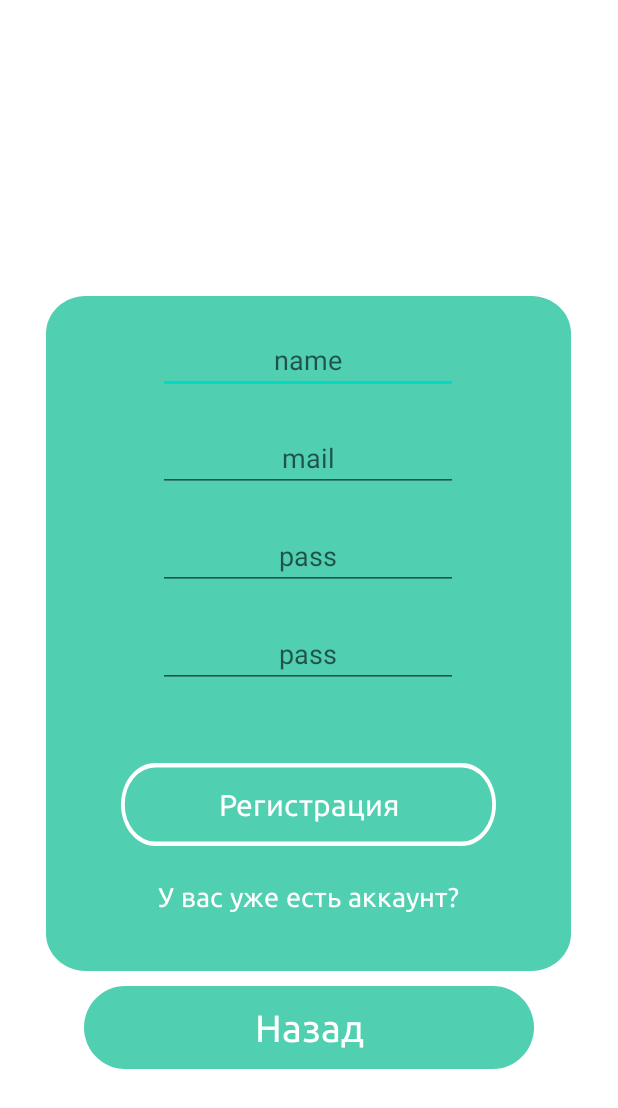
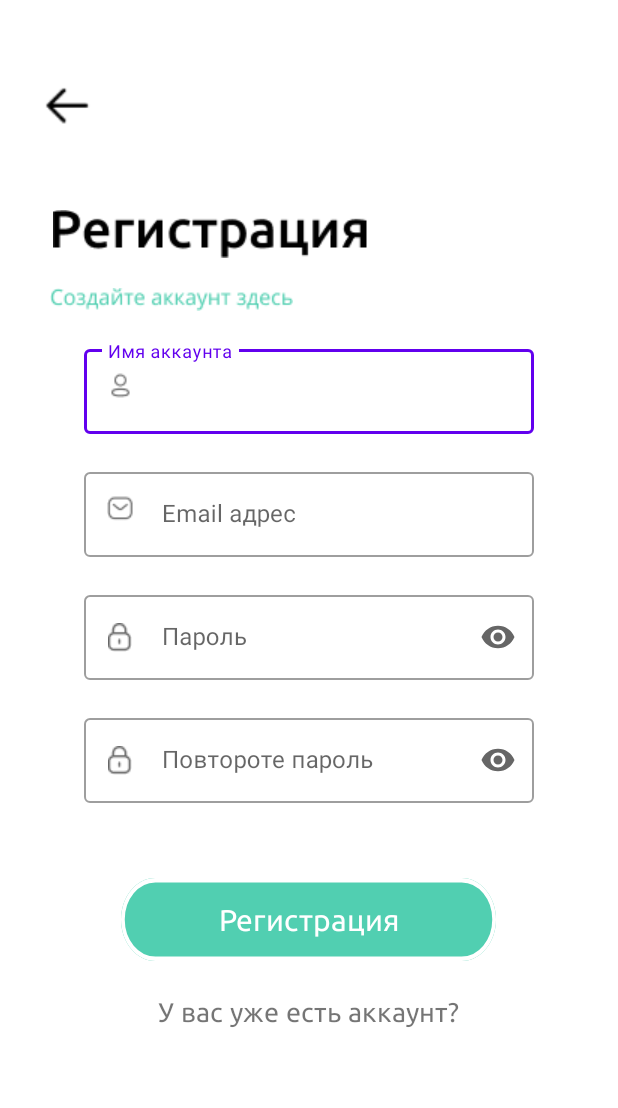
Before and after one commit to sashakok228/pickup, an Android app: the activity_regestr screen opened directly, with no data from a screen before it, on a phone screen of 412 x 824 dp. Shown: the top 1108 px of the screen. Run offline under Robolectric (Android 15) with nearby library versions, the phone set to English and light mode, and no system bars; our stand-ins replace Firebase (no records; nobody signed in at launch, a user with empty details on screens opened directly).

Commit message:
regestr obnv

```diff
--- a/app/src/main/res/layout/activity_regestr.xml
+++ b/app/src/main/res/layout/activity_regestr.xml
@@ -5,128 +5,126 @@
     android:layout_width="match_parent"
     android:layout_height="match_parent"
     tools:context=".activity_regestr">
+
     <LinearLayout
         android:layout_width="match_parent"
         android:layout_height="match_parent"
         android:orientation="vertical"
         >
-    <TextView
-        android:textSize="25pt"
-        android:textColor="@color/white"
-        android:layout_marginTop="21dp"
+        <androidx.appcompat.widget.AppCompatButton
+            android:layout_width="40dp"
+            android:layout_height="40dp"
+            android:layout_marginLeft="25dp"
+            android:layout_marginTop="50dp"
+            android:background="@drawable/left"
+            android:id="@+id/nazad234"
+            />
+
+        <ImageView
+            android:layout_width="wrap_content"
+            android:layout_height="wrap_content"
+            android:layout_marginLeft="35dp"
+            android:layout_marginTop="50dp"
+            android:background="@drawable/regest" />
+        <ImageView
+            android:layout_width="wrap_content"
+            android:layout_height="wrap_content"
+            android:layout_marginLeft="33dp"
+            android:layout_marginTop="20dp"
+            android:background="@drawable/sozd" />
+
+            <com.google.android.material.textfield.TextInputLayout
+                android:layout_width="wrap_content"
+                android:layout_height="wrap_content"
                 android:layout_gravity="center"
-        android:id="@+id/pick_up"
-        android:layout_width="250dp"
-        android:layout_height="67dp"
-        android:fontFamily="@font/ubuntu"
-        android:gravity="center_horizontal|top"
-        android:lineHeight="57sp"
-        android:text="@string/pick_up"
+                style="@style/Widget.MaterialComponents.TextInputLayout.OutlinedBox"
+                android:layout_marginTop="20dp"
+                app:startIconDrawable="@drawable/profile"
+                >
+            <com.google.android.material.textfield.TextInputEditText
+                android:id="@+id/name2"
+                android:layout_width="300dp"
+                android:layout_height="wrap_content"
+                android:hint="Имя аккаунта"
                 />
-    <TextView
-        android:textSize="15pt"
-        android:textColor="@color/white"
-        android:layout_marginTop="21dp"
+            </com.google.android.material.textfield.TextInputLayout>
+
+
+        <com.google.android.material.textfield.TextInputLayout
+            android:layout_width="wrap_content"
+            android:layout_height="wrap_content"
             android:layout_gravity="center"
-        android:layout_width="250dp"
-        android:layout_height="67dp"
-        android:fontFamily="@font/ubuntu"
-        android:gravity="center_horizontal|top"
-        android:lineHeight="57sp"
-        android:text="Регистрация"
+            style="@style/Widget.MaterialComponents.TextInputLayout.OutlinedBox"
+            android:layout_marginTop="20dp"
+            app:startIconDrawable="@drawable/message"
+            ><com.google.android.material.textfield.TextInputEditText
+            android:id="@+id/mail2"
+            android:layout_width="300dp"
+            android:layout_height="wrap_content"
+            android:hint="Email aдрес"
+            android:inputType="textEmailAddress"
+            /></com.google.android.material.textfield.TextInputLayout>
+
+        <com.google.android.material.textfield.TextInputLayout
+            android:layout_width="wrap_content"
+            android:layout_height="wrap_content"
+            android:layout_gravity="center"
+            style="@style/Widget.MaterialComponents.TextInputLayout.OutlinedBox"
+            android:layout_marginTop="20dp"
+            app:startIconDrawable="@drawable/lock"
+            app:endIconMode="password_toggle"
+            ><com.google.android.material.textfield.TextInputEditText
+            android:id="@+id/pass22"
+            android:layout_width="300dp"
+            android:layout_height="wrap_content"
+            android:hint="Пароль"
+            android:inputType="textPassword"
              />
-    <LinearLayout
+        </com.google.android.material.textfield.TextInputLayout>
+        <com.google.android.material.textfield.TextInputLayout
+            android:layout_width="wrap_content"
+            android:layout_height="wrap_content"
+            android:layout_gravity="center"
+            style="@style/Widget.MaterialComponents.TextInputLayout.OutlinedBox"
             android:layout_marginTop="20dp"
-        android:layout_width="350dp"
-        android:layout_height="450dp"
-        android:background="@drawable/bigblok"
-        android:orientation="vertical"
-        android:layout_gravity="center"
-        >
-        <EditText
-            android:id="@+id/name2"
-            android:textColor="@color/white"
-            android:textAlignment="center"
-            android:hint="name"
+            app:startIconDrawable="@drawable/lock"
+            app:endIconMode="password_toggle"
+            ><com.google.android.material.textfield.TextInputEditText
+            android:id="@+id/pass2"
+            android:layout_width="300dp"
+            android:layout_height="wrap_content"
             android:layout_marginTop="20dp"
-            android:layout_gravity="center"
-            android:layout_width="200dp"
-            android:layout_height="wrap_content"
-            />
-        <EditText
-            android:inputType="textEmailAddress"
-            android:id="@+id/mail2"
-            android:textColor="@color/white"
-            android:textAlignment="center"
-            android:hint="mail"
-            android:layout_marginTop="20dp"
-            android:layout_gravity="center"
-            android:layout_width="200dp"
-            android:layout_height="wrap_content"
-            />
-        <EditText
+            android:hint="Повтороте пароль"
             android:inputType="textPassword"
-            android:textColor="@color/white"
-            android:id="@+id/pass22"
-            android:textAlignment="center"
-            android:hint="pass"
-            android:layout_marginTop="20dp"
-            android:layout_gravity="center"
-            android:layout_width="200dp"
-            android:layout_height="wrap_content"
-            />
-        <EditText
-            android:inputType="textPassword"
+             /></com.google.android.material.textfield.TextInputLayout>
 
-            android:textColor="@color/white"
-            android:id="@+id/pass2"
-            android:textAlignment="center"
-            android:hint="pass"
-            android:layout_marginTop="20dp"
-            android:layout_gravity="center"
-            android:layout_width="200dp"
-            android:layout_height="wrap_content"
-            />
+
             <androidx.appcompat.widget.AppCompatButton
-            android:textColor="@color/white"
-            android:layout_marginTop="50dp"
                 android:id="@+id/reg"
                 android:layout_width="250dp"
                 android:layout_height="55dp"
+                android:layout_gravity="center"
+                android:layout_marginTop="50dp"
+                android:background="@drawable/perevodsam"
+                android:fontFamily="@font/ubuntu"
+                android:lineHeight="23sp"
                 android:text="Регистрация"
                 android:textAppearance="@style/perevodsam"
-            android:fontFamily="@font/ubuntu"
-            android:lineHeight="23sp"
-            android:layout_gravity="center"
-            android:background="@drawable/perevodsam"
-            />
+                android:textColor="@color/white" />
+
             <TextView
-            android:clickable="true"
                 android:id="@+id/auth22"
-            android:textSize="8pt"
-            android:textColor="@color/white"
-            android:layout_marginTop="21dp"
-            android:layout_gravity="center"
                 android:layout_width="wrap_content"
                 android:layout_height="wrap_content"
+                android:layout_gravity="center"
+                android:layout_marginTop="21dp"
+                android:clickable="true"
                 android:fontFamily="@font/ubuntu"
                 android:gravity="center_horizontal|top"
                 android:lineHeight="57sp"
                 android:text="У вас уже есть аккаунт?"
-            />
-    </LinearLayout>
-    <androidx.appcompat.widget.AppCompatButton
-        android:textColor="@color/white"
-        android:layout_marginTop="10dp"
-        android:layout_gravity="center"
-        android:id="@+id/nazad234"
-        android:layout_width="300dp"
-        android:layout_height="55dp"
-        android:background="@drawable/nazad"
-        android:text="@string/nazad"
-        android:textAppearance="@style/nazad"
-        android:fontFamily="@font/ubuntu"
-        android:lineHeight="53sp"
-        />
+                android:textSize="8pt" />
+
+
     </LinearLayout>
 </androidx.constraintlayout.widget.ConstraintLayout>
```
Also changed, not shown: app/src/main/res/drawable/left.png (added), app/src/main/res/drawable/lock.png (added), app/src/main/res/drawable/message.png (added), app/src/main/res/drawable/profile.png (added), app/src/main/res/drawable/regest.png (added), app/src/main/res/drawable/sozd.png (added). Lines whose indentation alone changed are shown as unchanged.
